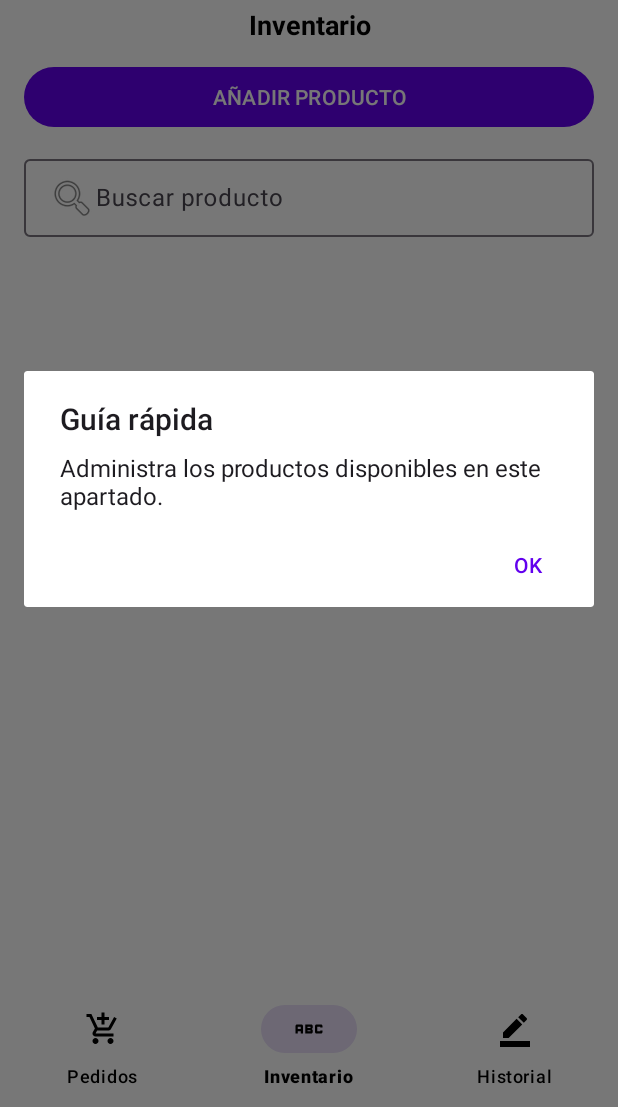
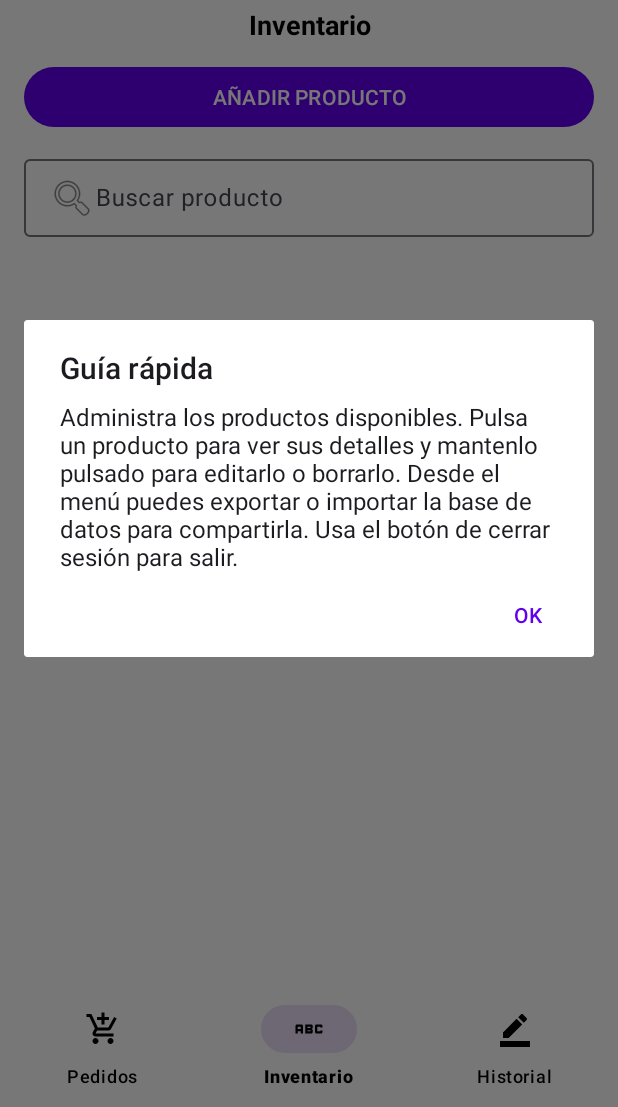
Before and after one commit to rammoon13/EZPOS, an Android app: the fragment HistorialFragment placed in its activity, item 2 of the bottom bar chosen, on a phone screen of 412 x 824 dp, the part 129-1236 px from its top. Run offline under Robolectric (Android 15) with nearby library versions, the phone set to English and light mode, and no system bars.

Commit message:
Update tutorial messages with extra tips

```diff
--- a/app/src/main/res/values/strings.xml
+++ b/app/src/main/res/values/strings.xml
@@ -2,10 +2,10 @@
     <string name="app_name">EZPOS</string>
     <string name="tutorial_title">Gu\u00eda r\u00e1pida</string>
     <string name="intro_login">Bienvenido a EZPOS. Ingresa tus datos para acceder.</string>
-    <string name="intro_home">Usa la barra inferior para navegar entre Pedidos, Inventario e Historial.</string>
-    <string name="intro_pedidos">Aqu\u00ed puedes consultar pedidos y crear nuevos.</string>
-    <string name="intro_inventario">Administra los productos disponibles en este apartado.</string>
-    <string name="intro_historial">Filtra y revisa los pedidos ya entregados.</string>
+    <string name="intro_home">Usa la barra inferior para navegar entre Pedidos, Inventario e Historial. Pulsa el bot\u00f3n de cerrar sesi\u00f3n para salir de tu cuenta.</string>
+    <string name="intro_pedidos">Aqu\u00ed puedes consultar pedidos y crear nuevos. Pulsa en un pedido para ver sus detalles y deja pulsado para entregar el cambio o el pedido. Utiliza el bot\u00f3n de cerrar sesi\u00f3n para salir.</string>
+    <string name="intro_inventario">Administra los productos disponibles. Pulsa un producto para ver sus detalles y mantenlo pulsado para editarlo o borrarlo. Desde el men\u00fa puedes exportar o importar la base de datos para compartirla. Usa el bot\u00f3n de cerrar sesi\u00f3n para salir.</string>
+    <string name="intro_historial">Filtra y revisa los pedidos ya entregados. Mant\u00e9n pulsado un pedido para deshacer la entrega o borrarlo. Usa el bot\u00f3n de cerrar sesi\u00f3n para salir.</string>
     <string name="intro_nuevo_pedido">Selecciona productos y pulsa Continuar para registrar el pedido.</string>
     <string name="intro_agregar_producto">Introduce la informaci\u00f3n del producto y guarda.</string>
     <string name="intro_registro">Crea tu cuenta rellenando todos los campos y pulsa Registrarse.</string>
```
